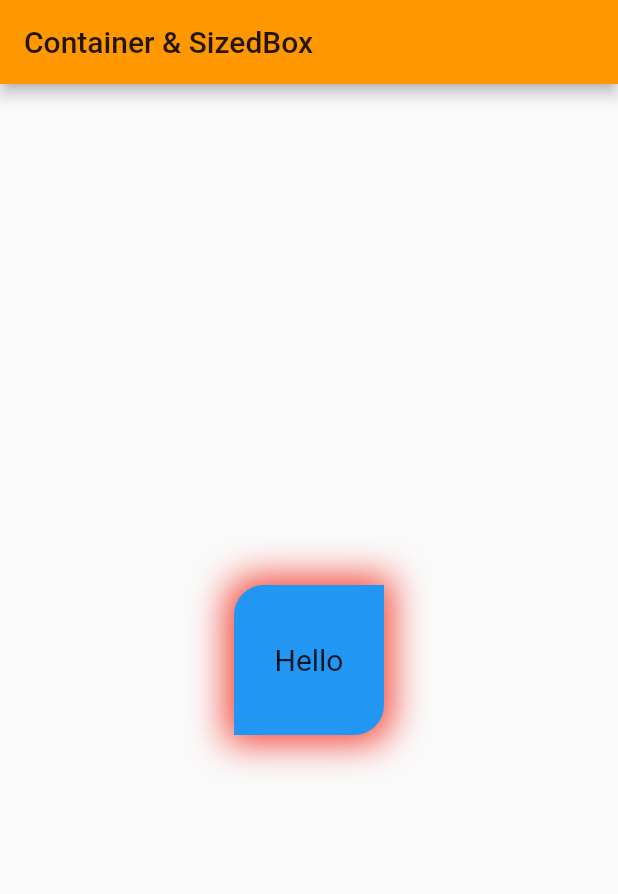
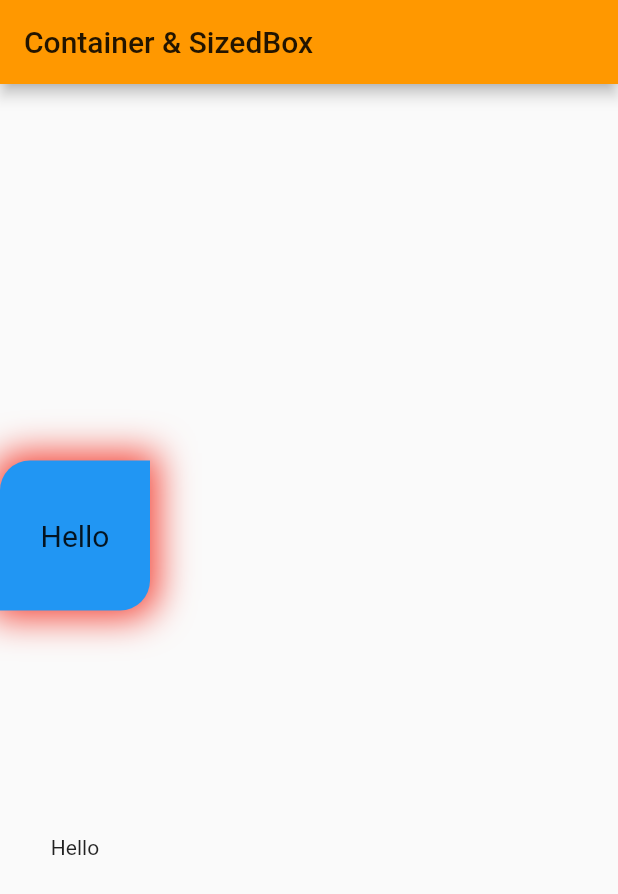
Before and after one commit to codemike513/Flutter-Widgets, a Flutter app: the screen it shows after launch, on a phone screen of 412 x 824 dp. Shown: the top 894 px of the screen. Run offline on Flutter 3.47's test engine with Material 2 defaults, Android fonts, the phone set to English and light mode, and no system bars.

Commit message:
Container and SizedBox

```diff
--- a/lib/widgets/container_sizedBox.dart
+++ b/lib/widgets/container_sizedBox.dart
@@ -11,8 +11,10 @@ class Container_SizedBox extends StatelessWidget {
       appBar: AppBar(
         title: Text('Container & SizedBox'),
       ),
-      body: Center(
-        child: Container(
+      body: Column(
+        mainAxisAlignment: MainAxisAlignment.center,
+        children: [
+          Container(
             // color: Colors.blue,
             height: 100,
             width: 100,
@@ -36,6 +38,15 @@ class Container_SizedBox extends StatelessWidget {
               ),
             ),
           ),
+
+          // SIZED BOX
+          SizedBox(
+            height: 150,
+          ),
+          Container(
+            child: Text('Hello'),
+          ),
+        ],
       ),
     );
   }
```
Lines whose indentation alone changed are shown as unchanged.
